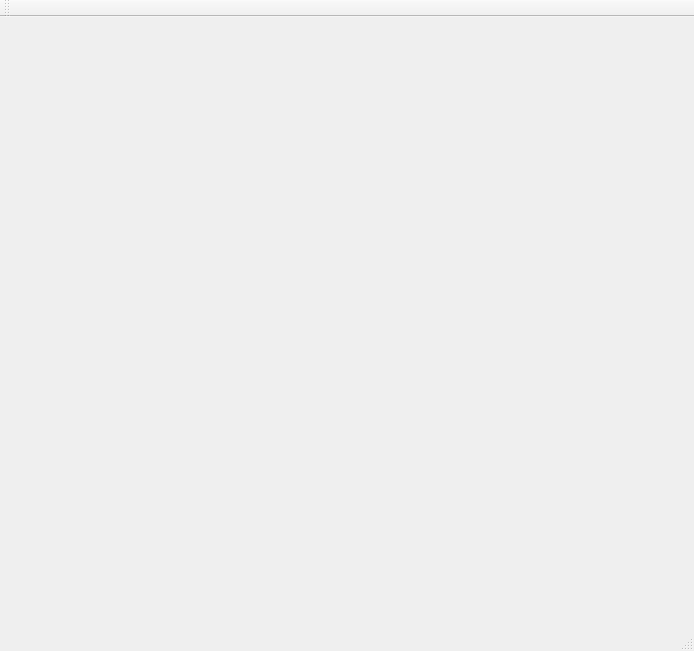
This is mainwindow.ui in tinyprogramer/QT-OpenGL-WaterRipple as Qt 5 draws it before an edit. The edited form follows.
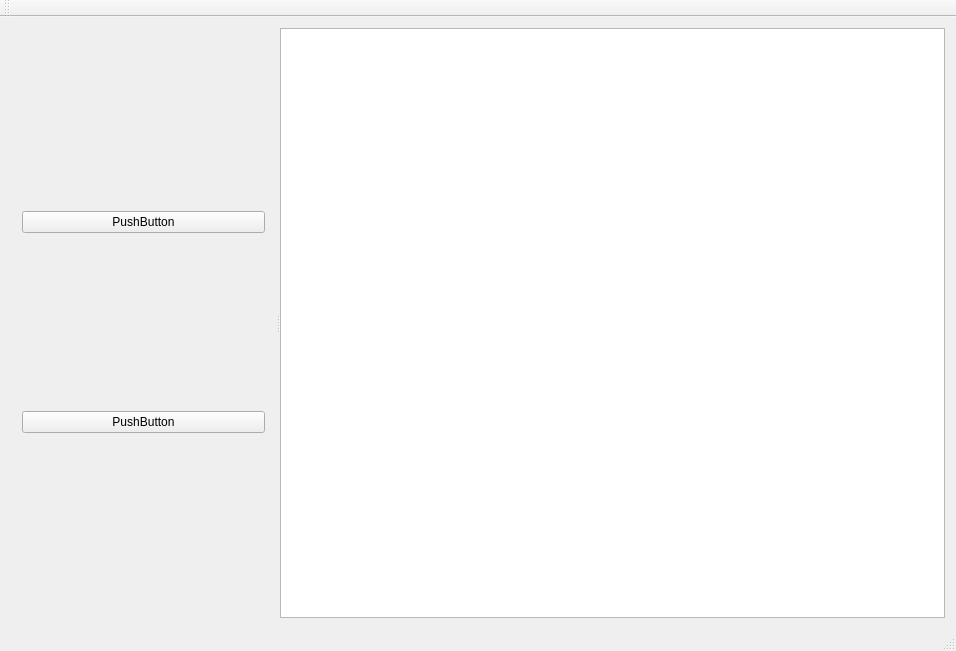
This is the edited form.

```diff
--- a/mainwindow.ui
+++ b/mainwindow.ui
@@ -6,7 +6,7 @@
    <rect>
     <x>0</x>
     <y>0</y>
-    <width>694</width>
+    <width>956</width>
     <height>651</height>
    </rect>
   </property>
@@ -22,14 +22,30 @@
   <widget class="QWidget" name="centralWidget">
    <layout class="QHBoxLayout" name="horizontalLayout">
     <item>
-     <layout class="QGridLayout" name="gridLayout">
-      <property name="sizeConstraint">
-       <enum>QLayout::SetFixedSize</enum>
+     <widget class="QSplitter" name="splitter">
+      <property name="orientation">
+       <enum>Qt::Horizontal</enum>
       </property>
-      <property name="spacing">
-       <number>0</number>
-      </property>
-     </layout>
+      <widget class="QWidget" name="">
+       <layout class="QVBoxLayout" name="verticalLayout">
+        <item>
+         <widget class="QPushButton" name="pushButton_2">
+          <property name="text">
+           <string>PushButton</string>
+          </property>
+         </widget>
+        </item>
+        <item>
+         <widget class="QPushButton" name="pushButton">
+          <property name="text">
+           <string>PushButton</string>
+          </property>
+         </widget>
+        </item>
+       </layout>
+      </widget>
+      <widget class="QTextEdit" name="textEdit"/>
+     </widget>
     </item>
    </layout>
   </widget>
```
Left out of the diff: 2 changed lines with no effect on the pictures.
